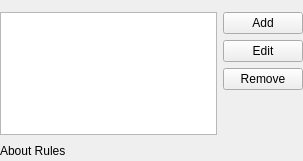
CDrummond/cantata, file dynamic/dynamicrules.ui: the form before one commit.
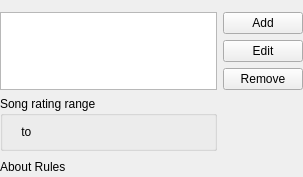
The form after the commit. Custom widgets are drawn as their Qt base class.

Commit message: Add ratings support to dynamic playlists

Patch:
```diff
--- a/dynamic/dynamicrules.ui
+++ b/dynamic/dynamicrules.ui
@@ -81,7 +81,42 @@
         </property>
        </spacer>
       </item>
-      <item row="4" column="0">
+      <item row="4" column="0" rowspan="1" colspan="2">
+       <widget class="QGroupBox" name="ratingsGroupBox">
+       <property name="title">
+        <string>Song rating range</string>
+       </property>
+       <layout class="QHBoxLayout" name="ratingsGroupBoxLayout">
+        <item>
+         <widget class="RatingWidget" name="ratingFrom"/>
+        </item>
+        <item>
+         <widget class="QLabel" name="ratingToLabel">
+          <property name="text">
+           <string> to </string>
+          </property>
+         </widget>
+        </item>
+        <item>
+         <widget class="RatingWidget" name="ratingTo"/>
+        </item>
+        <item>
+        <spacer name="ratingSpacer">
+          <property name="orientation">
+           <enum>Qt::Horizontal</enum>
+          </property>
+          <property name="sizeHint" stdset="0">
+           <size>
+            <width>2</width>
+            <height>2</height>
+           </size>
+          </property>
+         </spacer>
+        </item>
+       </layout>
+       </widget>
+      </item>
+      <item row="5" column="0">
        <widget class="UrlLabel" name="aboutLabel">
         <property name="sizePolicy">
          <sizepolicy hsizetype="Maximum" vsizetype="Preferred">
@@ -94,7 +129,7 @@
         </property>
        </widget>
       </item>
-      <item row="4" column="1" colspan="2">
+      <item row="5" column="1" colspan="2">
        <spacer name="horizontalSpacer">
         <property name="orientation">
          <enum>Qt::Horizontal</enum>
@@ -134,6 +169,11 @@
    <header>support/messagewidget.h</header>
    <container>1</container>
   </customwidget>
+  <customwidget>
+   <class>RatingWidget</class>
+   <extends>QWidget</extends>
+   <header>widgets/ratingwidget.h</header>
+  </customwidget>
  </customwidgets>
  <resources/>
  <connections/>
```
The commit also changes 5 other files.
